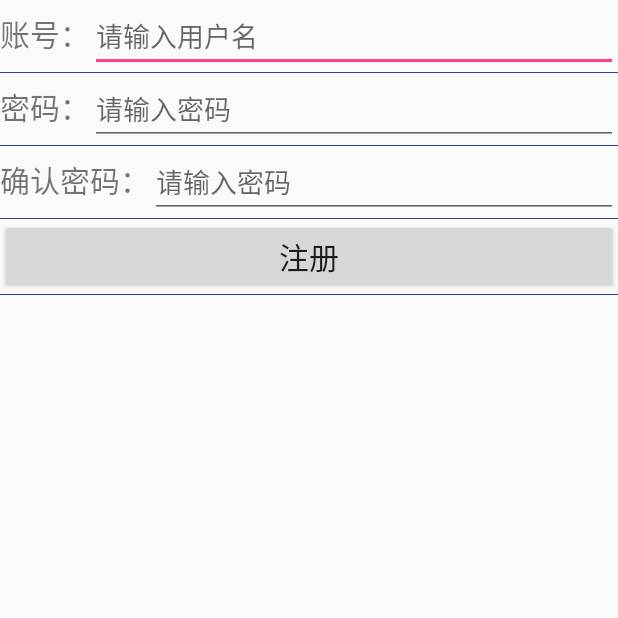
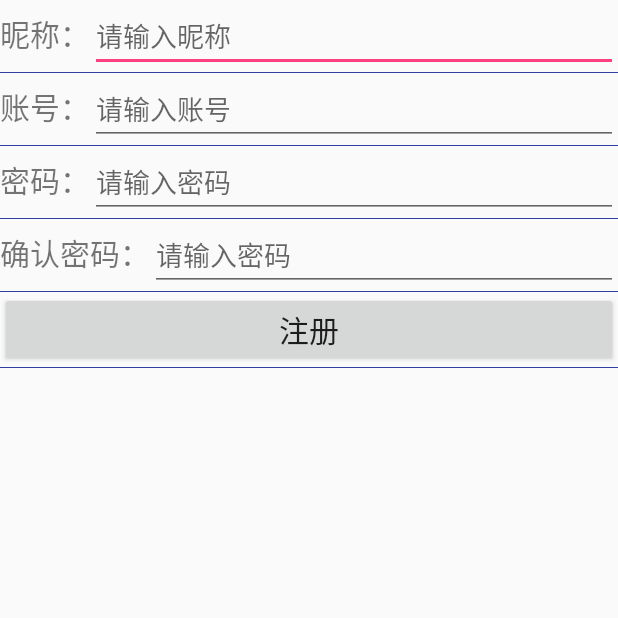
Before and after one commit to catwangyi/learngit, an Android app: the RegisteredActivity screen opened directly, with no data from a screen before it, after a tap on "注册", on a phone screen of 412 x 824 dp, the top half of it. Run offline under Robolectric (Android 15) with nearby library versions, the phone set to English and light mode, and no system bars; our stand-ins replace CircleImageView; libraries missing offline, so code that uses them is left out: cn.bmob.v3.

```diff
--- a/app/src/main/java/com/schoolbang_2/MainActivity.java
+++ b/app/src/main/java/com/schoolbang_2/MainActivity.java
@@ -34,6 +34,8 @@ public class MainActivity extends AppCompatActivity {
             @Override
             public void done(Object o, BmobException e) {
                 if(e == null) {
+                    //User user1=(User) o;
+//                    Log.i("主函数","user.nickname"+((User) o).getNickName());
                     Toast.makeText(MainActivity.this,"欢迎"+user.getUsername(), Toast.LENGTH_SHORT).show();
                     Intent intent=new Intent(MainActivity.this,commonActivity.class);
                     intent.putExtra("User", user);
--- a/app/src/main/java/com/schoolbang_2/RegisteredActivity.java
+++ b/app/src/main/java/com/schoolbang_2/RegisteredActivity.java
@@ -22,9 +22,10 @@ import cn.bmob.v3.listener.SaveListener;
  * @updateDes ${TODO}
  */
 public class RegisteredActivity extends AppCompatActivity {
-    private EditText et_name;
+    private EditText et_username;//
     private EditText et_pwd;
     private EditText et_pwd_confirm;
+    private EditText et_nickname;
     final String TAG="RegisteredActivity";
     private Button registered;
     @Override
@@ -35,23 +36,26 @@ public class RegisteredActivity extends AppCompatActivity {
         if (actionBar!=null){
             actionBar.hide();
         }
-        et_name=findViewById(R.id.et_name_reg);
+        et_username=findViewById(R.id.et_name_reg);
+        et_nickname=findViewById(R.id.et_nickname_reg);
         et_pwd=findViewById(R.id.et_pwd_reg);
         et_pwd_confirm=findViewById(R.id.et_pwd_confirm_reg);
         registered=findViewById(R.id.registered_ac);
         registered.setOnClickListener(new View.OnClickListener() {
             @Override
             public void onClick(View v) {
-                String username=et_name.getText().toString().trim();
+                String username=et_username.getText().toString().trim();
                 String pwd=et_pwd.getText().toString().trim();
+                String nickName=et_nickname.getText().toString().trim();
                 String pwd_confirm=et_pwd_confirm.getText().toString().trim();
-                if (TextUtils.isEmpty(username)||TextUtils.isEmpty(pwd)){
-                    Toast.makeText(RegisteredActivity.this,"账号或密码不能为空！" , Toast.LENGTH_SHORT).show();
+                if (TextUtils.isEmpty(username)||TextUtils.isEmpty(pwd)||TextUtils.isEmpty(nickName)){
+                    Toast.makeText(RegisteredActivity.this,"信息不能为空！" , Toast.LENGTH_SHORT).show();
                 }else{
                 if ((pwd_confirm.equals(pwd))){
                     User user=new User();
                     user.setUsername(username);
                     user.setPassword(pwd);
+                    user.setNickName(nickName);
                     user.signUp(new SaveListener<User>() {
                         @Override
                         public void done(User user, BmobException e) {
--- a/app/src/main/java/com/schoolbang_2/commonActivity.java
+++ b/app/src/main/java/com/schoolbang_2/commonActivity.java
@@ -93,7 +93,6 @@ public class commonActivity extends AppCompatActivity {
     @Override
     protected void onResume() {
         super.onResume();
-        //Refresh();
     }
 
     @Override
@@ -255,6 +254,7 @@ public class commonActivity extends AppCompatActivity {
             @Override
             public void run() {
                 final BmobQuery<PostItem> bmobQuery=new BmobQuery<>();
+                bmobQuery.include("author");
                 bmobQuery.findObjects(new FindListener<PostItem>() {
                     @Override
                     public void done(final List<PostItem> list, BmobException e) {
--- a/app/src/main/java/com/schoolbang_2/services/User.java
+++ b/app/src/main/java/com/schoolbang_2/services/User.java
@@ -38,7 +38,6 @@ public class User extends BmobUser {
         this.nickName = nickName;
     }
 
-
     public PostItem getPostItem() {
         return mPostItem;
     }
--- a/app/src/main/res/layout/activity_post.xml
+++ b/app/src/main/res/layout/activity_post.xml
@@ -41,7 +41,7 @@
                     android:layout_height="wrap_content">
                     <TextView
                         android:layout_width="wrap_content"
-                        android:id="@+id/activity_post_username"
+                        android:id="@+id/activity_post_nickname"
                         android:text="用户名"
                         android:textSize="15dp"
                         android:layout_height="wrap_content"/>
--- a/app/src/main/res/layout/activity_registered.xml
+++ b/app/src/main/res/layout/activity_registered.xml
@@ -3,6 +3,25 @@
               android:layout_width="match_parent"
               android:orientation="vertical"
               android:layout_height="match_parent">
+    <LinearLayout
+        android:layout_width="match_parent"
+        android:orientation="horizontal"
+        android:layout_height="wrap_content">
+        <TextView
+            android:layout_width="wrap_content"
+            android:text="昵称："
+            android:textSize="20dp"
+            android:layout_height="wrap_content"/>
+        <EditText
+            android:id="@+id/et_nickname_reg"
+            android:layout_width="match_parent"
+            android:hint="请输入昵称"
+            android:layout_height="wrap_content"/>
+    </LinearLayout>
+    <ImageView
+        android:layout_width="match_parent"
+        android:layout_height="0.5dp"
+        android:background="#303F9F"/>
     <LinearLayout
         android:layout_width="match_parent"
         android:orientation="horizontal"
@@ -15,7 +34,7 @@
         <EditText
             android:id="@+id/et_name_reg"
             android:layout_width="match_parent"
-            android:hint="请输入用户名"
+            android:hint="请输入账号"
             android:layout_height="wrap_content"/>
     </LinearLayout>
     <ImageView
--- a/app/src/main/res/layout/commentitem.xml
+++ b/app/src/main/res/layout/commentitem.xml
@@ -29,7 +29,7 @@
                 <TextView
                     android:layout_width="wrap_content"
                     android:text="这是昵称"
-                    android:id="@+id/commentitem_username"
+                    android:id="@+id/commentitem_nickname"
                     android:textSize="20dp"
                     android:layout_height="wrap_content"/>
                 <RelativeLayout
```
Also changed, not shown: app/src/main/java/com/schoolbang_2/PostActivity.java (+13 -10 lines).
